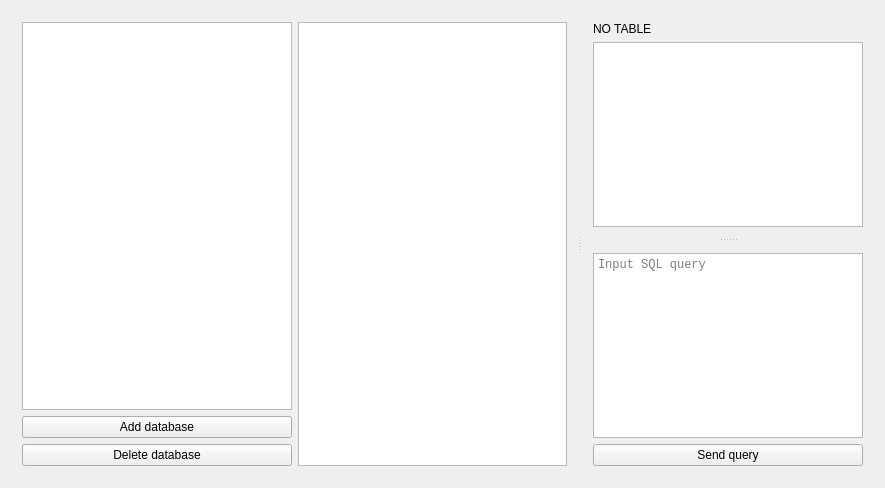
Old version of the form db_lab2/DoraTheExplorer.ui in the repository Iverian/Cpp_lab1.
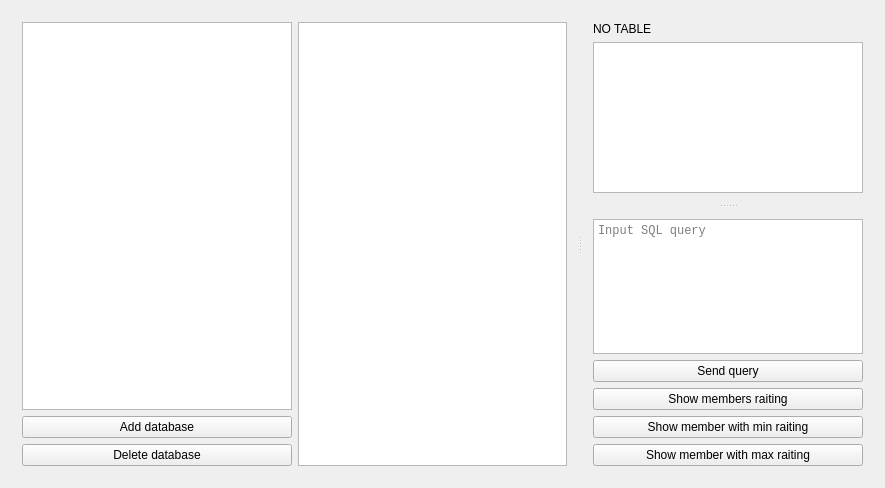
New version of the form. Icons and pictures are not drawn.

Patch:
```diff
--- a/db_lab2/DoraTheExplorer.ui
+++ b/db_lab2/DoraTheExplorer.ui
@@ -104,6 +104,27 @@
            </property>
           </widget>
          </item>
+         <item>
+          <widget class="QPushButton" name="pushButton_2">
+           <property name="text">
+            <string>Show members raiting</string>
+           </property>
+          </widget>
+         </item>
+         <item>
+          <widget class="QPushButton" name="pushButton">
+           <property name="text">
+            <string>Show member with min raiting</string>
+           </property>
+          </widget>
+         </item>
+         <item>
+          <widget class="QPushButton" name="pushButton_3">
+           <property name="text">
+            <string>Show member with max raiting</string>
+           </property>
+          </widget>
+         </item>
         </layout>
        </widget>
       </widget>
```
